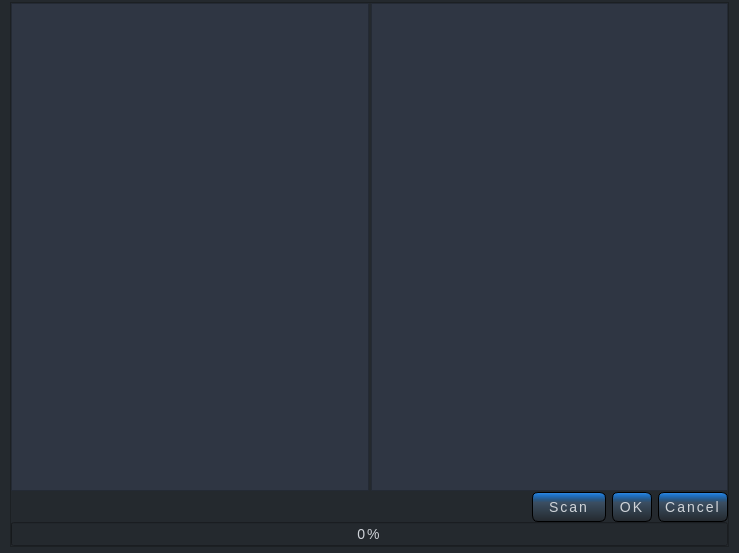
Qt form ui_forms/file_explorer.ui (OmmarShaikh01/Apollo) before a commit.
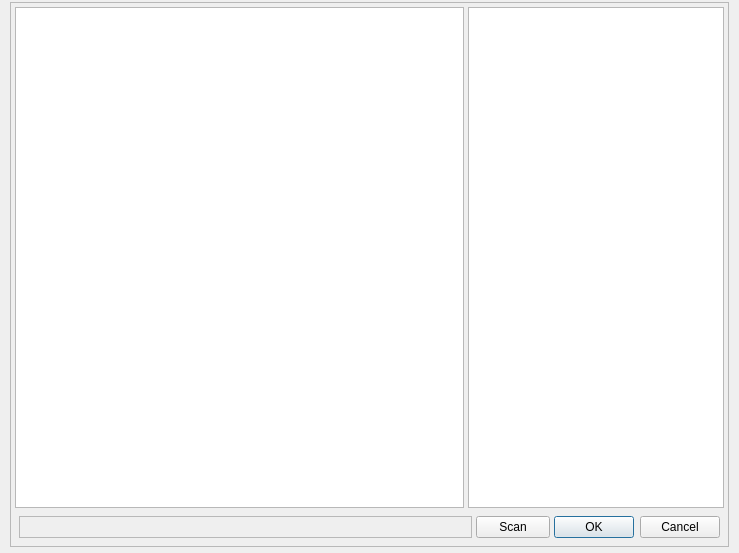
The same form after that commit. Icons and pictures are not drawn.

Diff of the .ui file:
```diff
--- a/ui_forms/file_explorer.ui
+++ b/ui_forms/file_explorer.ui
@@ -42,19 +42,6 @@
   <property name="autoFillBackground">
    <bool>false</bool>
   </property>
-  <property name="styleSheet">
-   <string notr="true">background-color: #24292E ;
-font-family: Arial, Helvetica, sans-serif;
-font-size: 14px;
-letter-spacing: 2px;
-word-spacing: 1.4px;
-color: #D0D4D9;
-font-weight: normal;
-text-decoration: none;
-font-style: normal;
-font-variant: normal;
-text-transform: none;</string>
-  </property>
   <property name="iconSize">
    <size>
     <width>24</width>
@@ -100,30 +87,122 @@
       </property>
       <layout class="QGridLayout" name="gridLayout">
        <property name="leftMargin">
-        <number>0</number>
+        <number>4</number>
        </property>
        <property name="topMargin">
-        <number>0</number>
+        <number>4</number>
        </property>
        <property name="rightMargin">
-        <number>0</number>
+        <number>4</number>
        </property>
        <property name="bottomMargin">
-        <number>0</number>
+        <number>4</number>
        </property>
-       <property name="horizontalSpacing">
-        <number>2</number>
+       <property name="spacing">
+        <number>4</number>
        </property>
-       <property name="verticalSpacing">
-        <number>0</number>
-       </property>
-       <item row="1" column="0" colspan="2">
+       <item row="0" column="1" colspan="2">
+        <widget class="QListView" name="listView">
+         <property name="autoFillBackground">
+          <bool>true</bool>
+         </property>
+         <property name="frameShadow">
+          <enum>QFrame::Sunken</enum>
+         </property>
+         <property name="alternatingRowColors">
+          <bool>false</bool>
+         </property>
+         <property name="selectionMode">
+          <enum>QAbstractItemView::SingleSelection</enum>
+         </property>
+        </widget>
+       </item>
+       <item row="0" column="0">
+        <widget class="QTreeView" name="treeView">
+         <property name="mouseTracking">
+          <bool>false</bool>
+         </property>
+         <property name="autoFillBackground">
+          <bool>true</bool>
+         </property>
+         <property name="frameShape">
+          <enum>QFrame::StyledPanel</enum>
+         </property>
+         <property name="frameShadow">
+          <enum>QFrame::Sunken</enum>
+         </property>
+         <property name="verticalScrollBarPolicy">
+          <enum>Qt::ScrollBarAsNeeded</enum>
+         </property>
+         <property name="showDropIndicator" stdset="0">
+          <bool>false</bool>
+         </property>
+         <property name="dragEnabled">
+          <bool>false</bool>
+         </property>
+         <property name="selectionMode">
+          <enum>QAbstractItemView::SingleSelection</enum>
+         </property>
+         <property name="selectionBehavior">
+          <enum>QAbstractItemView::SelectRows</enum>
+         </property>
+         <property name="autoExpandDelay">
+          <number>1</number>
+         </property>
+         <property name="indentation">
+          <number>15</number>
+         </property>
+         <property name="uniformRowHeights">
+          <bool>true</bool>
+         </property>
+         <property name="sortingEnabled">
+          <bool>true</bool>
+         </property>
+         <property name="allColumnsShowFocus">
+          <bool>true</bool>
+         </property>
+         <property name="wordWrap">
+          <bool>true</bool>
+         </property>
+         <property name="headerHidden">
+          <bool>false</bool>
+         </property>
+         <attribute name="headerCascadingSectionResizes">
+          <bool>true</bool>
+         </attribute>
+         <attribute name="headerDefaultSectionSize">
+          <number>120</number>
+         </attribute>
+         <attribute name="headerHighlightSections">
+          <bool>false</bool>
+         </attribute>
+        </widget>
+       </item>
+       <item row="5" column="0" colspan="3">
         <layout class="QHBoxLayout" name="horizontalLayout">
+         <property name="spacing">
+          <number>4</number>
+         </property>
+         <property name="leftMargin">
+          <number>4</number>
+         </property>
          <property name="topMargin">
-          <number>1</number>
+          <number>4</number>
+         </property>
+         <property name="rightMargin">
+          <number>4</number>
+         </property>
+         <property name="bottomMargin">
+          <number>4</number>
          </property>
          <item>
           <widget class="QLabel" name="label_12">
+           <property name="enabled">
+            <bool>false</bool>
+           </property>
+           <property name="frameShape">
+            <enum>QFrame::StyledPanel</enum>
+           </property>
            <property name="text">
             <string/>
            </property>
@@ -140,22 +219,6 @@
              <height>16777215</height>
             </size>
            </property>
-           <property name="styleSheet">
-            <string notr="true">
-QPushButton {
-background-color: qlineargradient(spread:reflect, x1:1, y1:1, x2:1, y2:0, stop:0 rgba(36, 41, 46, 255), stop:0.653409 rgba(59, 78, 97, 255), stop:0.761364 rgba(40, 88, 135, 255), stop:0.892045 rgba(31, 112, 194, 255), stop:1 rgba(47, 139, 230, 255));
-border-style: outset;
-border-width: 1px;
-border-radius: 6px;
-border-color: #000000;
-min-width: 4em;
-padding: 6px;
-}
-QPushButton:pressed {
-   	background-color: rgb(47, 54, 67);
-    border-style: inset;
-}</string>
-           </property>
            <property name="text">
             <string>Scan</string>
            </property>
@@ -184,22 +247,6 @@
            <property name="autoFillBackground">
             <bool>false</bool>
            </property>
-           <property name="styleSheet">
-            <string notr="true">
-QPushButton {
-background-color: qlineargradient(spread:reflect, x1:1, y1:1, x2:1, y2:0, stop:0 rgba(36, 41, 46, 255), stop:0.653409 rgba(59, 78, 97, 255), stop:0.761364 rgba(40, 88, 135, 255), stop:0.892045 rgba(31, 112, 194, 255), stop:1 rgba(47, 139, 230, 255));
-border-style: outset;
-border-width: 1px;
-border-radius: 6px;
-border-color: #000000;
-min-width: 4em;
-padding: 6px;
-}
-QPushButton:pressed {
-   	background-color: rgb(47, 54, 67);
-    border-style: inset;
-}</string>
-           </property>
            <property name="standardButtons">
             <set>QDialogButtonBox::Cancel|QDialogButtonBox::Ok</set>
            </property>
@@ -210,159 +257,6 @@
          </item>
         </layout>
        </item>
-       <item row="2" column="0" colspan="2">
-        <widget class="QProgressBar" name="progressBar_file_add">
-         <property name="enabled">
-          <bool>true</bool>
-         </property>
-         <property name="value">
-          <number>0</number>
-         </property>
-         <property name="orientation">
-          <enum>Qt::Horizontal</enum>
-         </property>
-         <property name="invertedAppearance">
-          <bool>false</bool>
-         </property>
-        </widget>
-       </item>
-       <item row="0" column="1">
-        <widget class="QTreeView" name="treeView">
-         <property name="mouseTracking">
-          <bool>false</bool>
-         </property>
-         <property name="autoFillBackground">
-          <bool>true</bool>
-         </property>
-         <property name="styleSheet">
-          <string notr="true">QTreeView {
-    show-decoration-selected: 1;
-	background-color: rgb(47, 54, 67);
-}
-
-QScrollBar:vertical {
-     border: 2px solid grey;
-     background: #32CC99;
-     width: 10px;
-     margin: 0px 0 0px 0;
- }
- QScrollBar::handle:vertical {
-background-color: qlineargradient(spread:reflect, x1:1, y1:1, x2:1, y2:0, stop:0 rgba(36, 41, 46, 255), stop:0.130682 rgba(59, 78, 97, 255), stop:0.539773 rgba(40, 88, 135, 255), stop:0.744318 rgba(31, 112, 194, 255), stop:1 rgba(47, 139, 230, 255));
-     min-height: 20px;
- }
-
- QScrollBar::up-arrow:vertical, QScrollBar::down-arrow:vertical {
-none
- }
-
- QScrollBar::add-page:vertical, QScrollBar::sub-page:vertical {
-background-color: rgb(36, 41, 46);
- }
-
-QScrollBar:horizontal {
-     border: 2px solid grey;
-     background: #32CC99;
-     width: 10px;
-     margin: 0px 0 0px 0;
- }
- QScrollBar::handle:horizontal {
-background-color: qlineargradient(spread:reflect, x1:1, y1:1, x2:1, y2:0, stop:0 rgba(36, 41, 46, 255), stop:0.130682 rgba(59, 78, 97, 255), stop:0.539773 rgba(40, 88, 135, 255), stop:0.744318 rgba(31, 112, 194, 255), stop:1 rgba(47, 139, 230, 255));
-     min-height: 20px;
- }
-
- QScrollBar::up-arrow:horizontal, QScrollBar::down-arrow:horizontal {
-none
- }
-
- QScrollBar::add-page:horizontal, QScrollBar::sub-page:horizontal {
-background-color: rgb(36, 41, 46);
- }
-
-QHeaderView::section { color:white; background-color:#232326; }
-
-QTreeView::item {
-     border: none
-}
-QTreeView::item:hover {  
-	background-color: qlineargradient(spread:reflect, x1:1, y1:1, x2:1, y2:0, stop:0 rgba(36, 41, 46, 255), stop:0.130682 rgba(59, 78, 97, 255), stop:0.539773 rgba(40, 88, 135, 255), stop:0.744318 rgba(31, 112, 194, 255), stop:1 rgba(47, 139, 230, 255));
-    border: 1px solid #000000;
-}
-QTreeView::item:selected {
-    border: 1px solid rgb(36, 41, 46);
-}
-
-QTreeView::item:selected:active{ 
-	background-color: qlineargradient(spread:reflect, x1:0.54, y1:1, x2:0.534, y2:0, stop:0 rgba(0, 255, 18, 255), stop:0.306818 rgba(10, 171, 24, 255), stop:0.636364 rgba(25, 173, 41, 255), stop:0.994318 rgba(33, 104, 47, 255));
-}
-
-QTreeView::item:selected:!active {
-background-color: qlineargradient(spread:reflect, x1:1, y1:1, x2:0, y2:1, stop:0 rgba(36, 41, 46, 255), stop:0.0909091 rgba(59, 78, 97, 255), stop:0.255682 rgba(40, 88, 135, 255), stop:0.619318 rgba(31, 112, 194, 255), stop:1 rgba(47, 139, 230, 255));
-}
-</string>
-         </property>
-         <property name="frameShape">
-          <enum>QFrame::StyledPanel</enum>
-         </property>
-         <property name="frameShadow">
-          <enum>QFrame::Sunken</enum>
-         </property>
-         <property name="verticalScrollBarPolicy">
-          <enum>Qt::ScrollBarAsNeeded</enum>
-         </property>
-         <property name="dragEnabled">
-          <bool>true</bool>
-         </property>
-         <property name="selectionMode">
-          <enum>QAbstractItemView::SingleSelection</enum>
-         </property>
-         <property name="selectionBehavior">
-          <enum>QAbstractItemView::SelectRows</enum>
-         </property>
-         <property name="autoExpandDelay">
-          <number>1</number>
-         </property>
-         <property name="indentation">
-          <number>15</number>
-         </property>
-         <property name="uniformRowHeights">
-          <bool>true</bool>
-         </property>
-         <property name="sortingEnabled">
-          <bool>true</bool>
-         </property>
-         <property name="allColumnsShowFocus">
-          <bool>true</bool>
-         </property>
-         <property name="wordWrap">
-          <bool>true</bool>
-         </property>
-         <attribute name="headerDefaultSectionSize">
-          <number>1</number>
-         </attribute>
-         <attribute name="headerHighlightSections">
-          <bool>false</bool>
-         </attribute>
-        </widget>
-       </item>
-       <item row="0" column="0">
-        <widget class="QListView" name="listView">
-         <property name="autoFillBackground">
-          <bool>true</bool>
-         </property>
-         <property name="styleSheet">
-          <string notr="true">background-color: rgb(47, 54, 67);</string>
-         </property>
-         <property name="frameShadow">
-          <enum>QFrame::Sunken</enum>
-         </property>
-         <property name="alternatingRowColors">
-          <bool>false</bool>
-         </property>
-         <property name="selectionMode">
-          <enum>QAbstractItemView::SingleSelection</enum>
-         </property>
-        </widget>
-       </item>
       </layout>
      </widget>
     </item>
```
Left out of the diff: 5 changed lines with no effect on the pictures.
